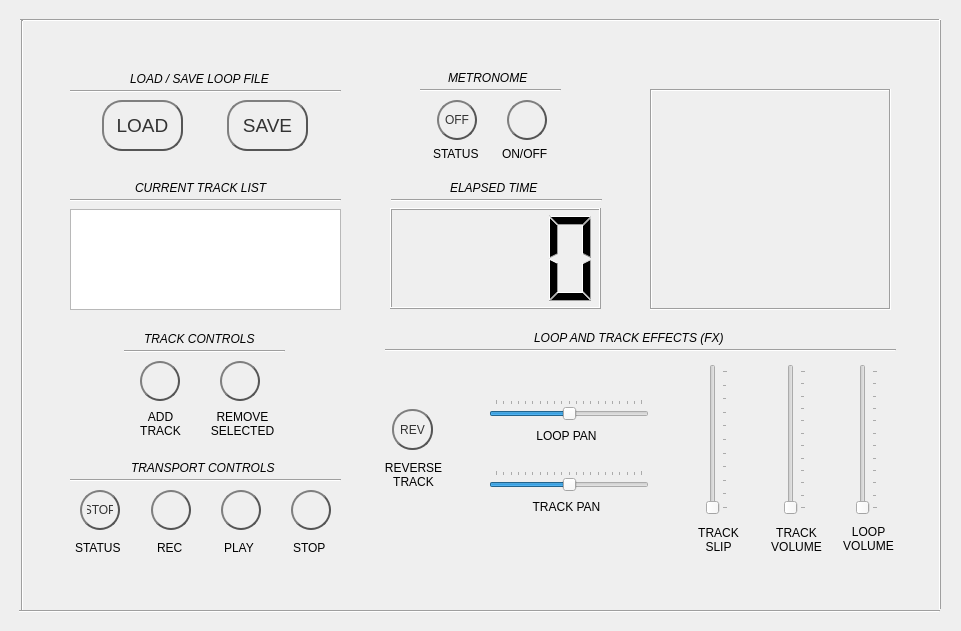
The window that audnauseum/gui/looper.ui (AudNauseum/AudNauseum) describes before a commit, drawn with Qt 5.
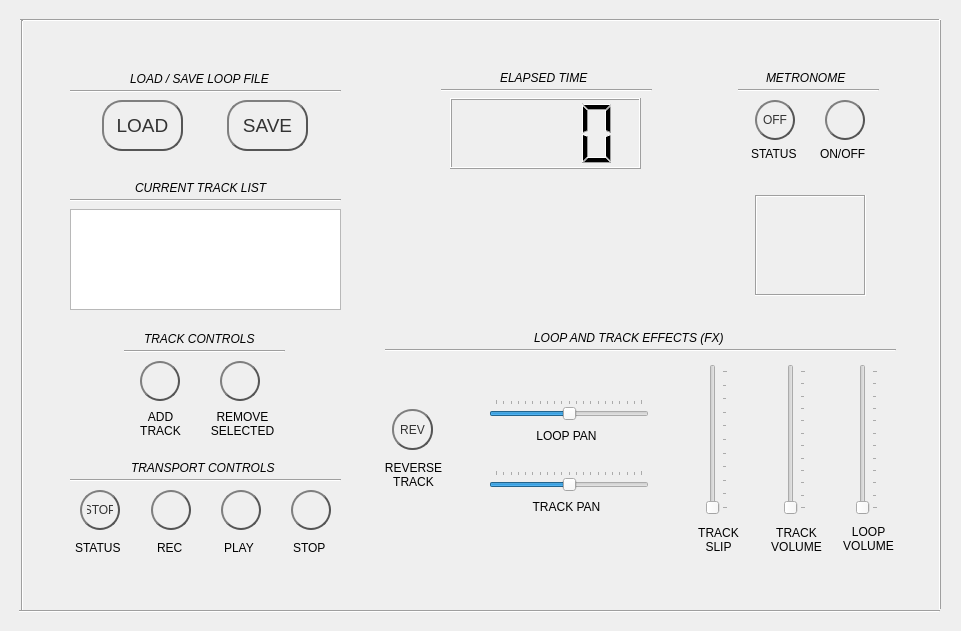
The same window after the commit. Icons and pictures are not drawn.

Commit message: minor changes to layout of gui and reduction in size of icon

The edit to the form file:
```diff
--- a/audnauseum/gui/looper.ui
+++ b/audnauseum/gui/looper.ui
@@ -23,10 +23,10 @@
   <widget class="QLCDNumber" name="lcdNumber">
    <property name="geometry">
     <rect>
-     <x>390</x>
-     <y>208</y>
-     <width>211</width>
-     <height>101</height>
+     <x>450</x>
+     <y>98</y>
+     <width>191</width>
+     <height>71</height>
     </rect>
    </property>
    <property name="frameShape">
@@ -502,7 +502,7 @@
    </property>
    <property name="geometry">
     <rect>
-     <x>437</x>
+     <x>755</x>
      <y>100</y>
      <width>40</width>
      <height>40</height>
@@ -554,7 +554,7 @@
   <widget class="QLabel" name="label_19">
    <property name="geometry">
     <rect>
-     <x>502</x>
+     <x>820</x>
      <y>146</y>
      <width>51</width>
      <height>16</height>
@@ -567,7 +567,7 @@
   <widget class="QPushButton" name="pushButton_metro_on_off">
    <property name="geometry">
     <rect>
-     <x>507</x>
+     <x>825</x>
      <y>100</y>
      <width>40</width>
      <height>40</height>
@@ -617,7 +617,7 @@
   <widget class="Line" name="line_5">
    <property name="geometry">
     <rect>
-     <x>420</x>
+     <x>738</x>
      <y>80</y>
      <width>141</width>
      <height>20</height>
@@ -630,7 +630,7 @@
   <widget class="QLabel" name="label_20">
    <property name="geometry">
     <rect>
-     <x>448</x>
+     <x>766</x>
      <y>70</y>
      <width>91</width>
      <height>16</height>
@@ -758,7 +758,7 @@
   <widget class="QLabel" name="label_18">
    <property name="geometry">
     <rect>
-     <x>433</x>
+     <x>751</x>
      <y>146</y>
      <width>61</width>
      <height>16</height>
@@ -1007,10 +1007,10 @@
   <widget class="QLabel" name="label_11">
    <property name="geometry">
     <rect>
-     <x>650</x>
-     <y>89</y>
-     <width>241</width>
-     <height>221</height>
+     <x>755</x>
+     <y>195</y>
+     <width>111</width>
+     <height>101</height>
     </rect>
    </property>
    <property name="font">
@@ -1043,8 +1043,8 @@
   <widget class="Line" name="line_10">
    <property name="geometry">
     <rect>
-     <x>391</x>
-     <y>190</y>
+     <x>441</x>
+     <y>80</y>
      <width>211</width>
      <height>20</height>
     </rect>
@@ -1056,8 +1056,8 @@
   <widget class="QLabel" name="label_12">
    <property name="geometry">
     <rect>
-     <x>450</x>
-     <y>180</y>
+     <x>500</x>
+     <y>70</y>
      <width>101</width>
      <height>16</height>
     </rect>
```
